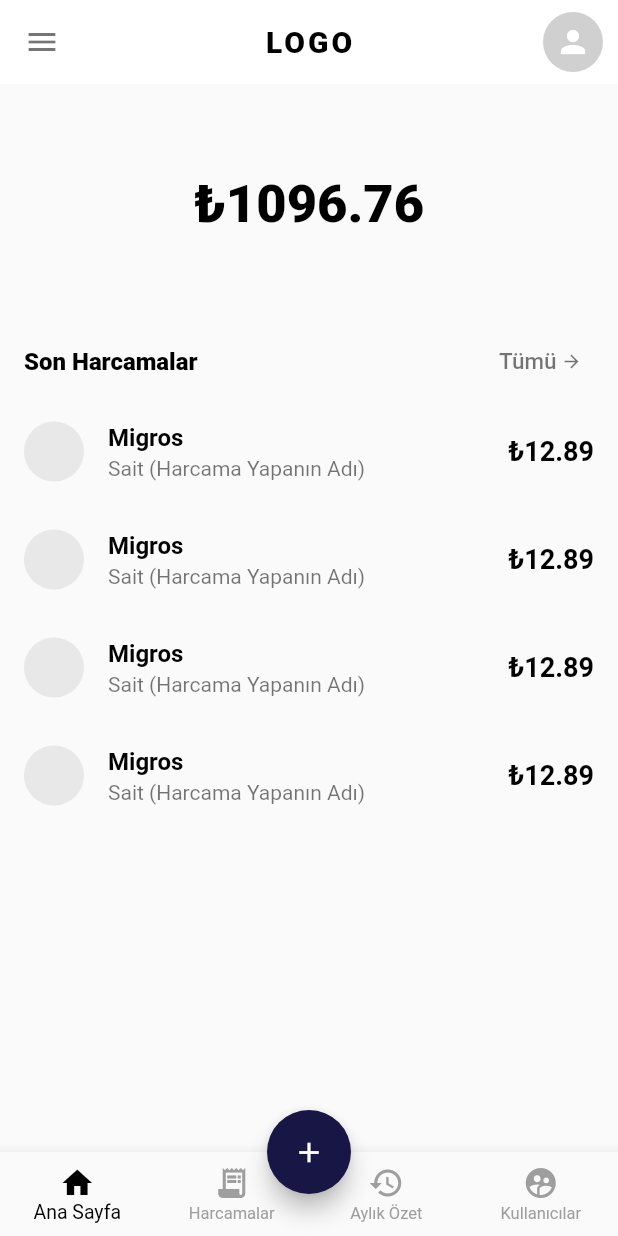
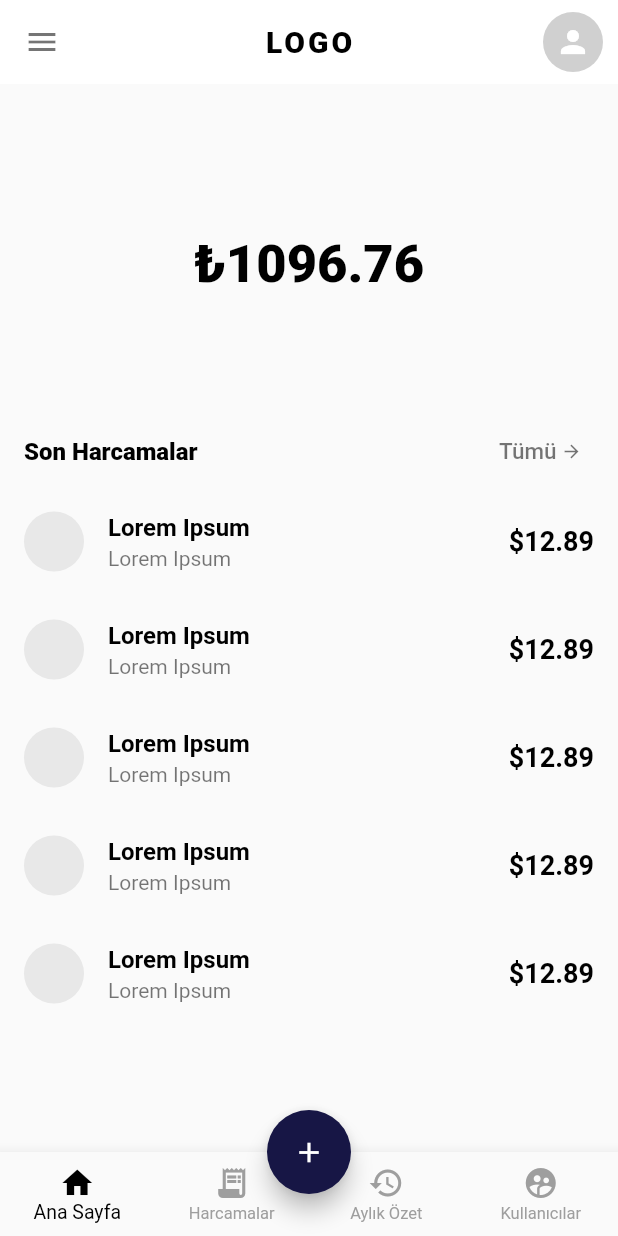
Before and after one commit to saityalcn/budget_tracker, a Flutter app: the screen it shows after launch, after a tap on "Zorlu Enerji", on a phone screen of 412 x 824 dp. Run offline on Flutter 3.47's test engine with Material 2 defaults, Android fonts, the phone set to English and light mode, and no system bars; our stand-ins replace flutter_datetime_picker, sqflite; missing offline and left inert: dart:ffi; accounts and stored records are empty.

```diff
--- a/lib/homePage/home_body.dart
+++ b/lib/homePage/home_body.dart
@@ -16,11 +16,14 @@ class HomeBodyState extends State{
   Widget buildBody() {
     return SingleChildScrollView(
       scrollDirection: Axis.vertical,
-      child: Column(
-        children: [
-          Center(child: buildTotalExpenseArea(1096.76)),
-          buildLastExpensesArea(),
-        ],
+      child: Padding(
+        padding: const EdgeInsets.symmetric(vertical: 20.0),
+        child: Column(
+          children: [
+            Center(child: buildTotalExpenseArea(1096.76)),
+            buildLastExpensesArea(),
+          ],
+        ),
       ),
     );
   }
@@ -29,7 +32,7 @@ class HomeBodyState extends State{
     return Column(
       children: [
         const SizedBox(
-          height: 60.0,
+          height: 80.0,
         ),
         Text(
           "₺" + totalExpense.toString(),
@@ -39,13 +42,14 @@ class HomeBodyState extends State{
               fontWeight: FontWeight.w800),
         ),
         const SizedBox(
-          height: 60.0,
+          height: 80.0,
         ),
       ],
     );
   }
 
   Widget buildLastExpensesArea() {
+    int itemsLength = 6;
     return Column(
       children: [
         Padding(
@@ -82,13 +86,13 @@ class HomeBodyState extends State{
           ),
         ),
         SizedBox(
-          height: 300,
           child: ListView.builder(
             itemBuilder: (BuildContext context, int index) {
-              return buildListItem();
+              return buildListItem("Lorem Ipsum", "Lorem Ipsum");
             },
-            itemCount: 6,
+            itemCount: (itemsLength < 5) ? itemsLength : 5,
             shrinkWrap: true,
+            physics: NeverScrollableScrollPhysics(),
           ),
         )
       ],
@@ -96,7 +100,7 @@ class HomeBodyState extends State{
   }
 
 
-  Widget buildListItem() {
+  Widget buildListItem(String title, String nameOfExpenser) {
     double price = 12.89;
     return ListTile(
       onTap: () {
@@ -106,12 +110,12 @@ class HomeBodyState extends State{
         backgroundColor: Colors.grey.withOpacity(0.2),
       ),
       title: Text(
-        "Migros",
+        title,
         style: const TextStyle(color: Colors.black, fontWeight: FontWeight.bold),
       ),
-      subtitle: Text("Sait (Harcama Yapanın Adı)"),
+      subtitle: Text(nameOfExpenser),
       trailing: Text(
-        "₺" + price.toString(),
+        "\$" + price.toString(),
         style: const TextStyle(
             color: Color(0xFF000000),
             fontWeight: FontWeight.bold,
--- a/lib/monthlySumPage/monthly_sum_page.dart
+++ b/lib/monthlySumPage/monthly_sum_page.dart
@@ -12,6 +12,7 @@ class MonthlySumPageState extends State {
   List<String> months = ["Ocak","Şubat","Mart","Nisan","Mayıs","Haziran","Temmuz","Ağustos","Eylül","Ekim","Kasım","Aralık"];
   @override
   Widget build(BuildContext context) {
+    DateTime now = DateTime.now();
     return Padding(
       padding: const EdgeInsets.symmetric(vertical: 18.0,horizontal: 8.0),
       child: SingleChildScrollView(
@@ -19,7 +20,7 @@ class MonthlySumPageState extends State {
         child: Column(
           children: [
             buildFilterAndSortArea(),
-            buildYearSumArea("2022",3),
+            buildYearSumArea("2022",now.month),
             buildYearSumArea("2021",12),
             buildYearSumArea("2020",12),
             buildYearSumArea("2019",12),
--- a/pubspec.yaml
+++ b/pubspec.yaml
@@ -37,6 +37,8 @@ dependencies:
   # Use with the CupertinoIcons class for iOS style icons.
   cupertino_icons: ^1.0.2
   flutter_datetime_picker: ^1.5.1
+  path_provider: ^2.0.9
+  sqflite: ^2.0.2
 
 dev_dependencies:
   flutter_test:
```
Also changed, not shown: lib/data/db_helper.dart (added, +63 -0 lines), lib/models/expense.dart (added, +28 -0 lines), pubspec.lock.
